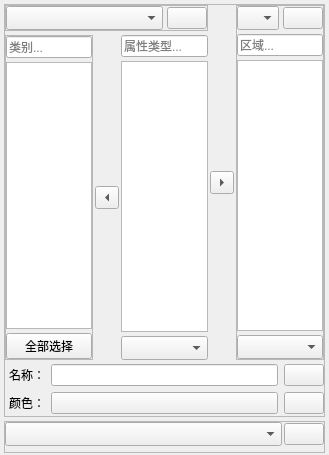
Before: the Qt Designer form miniSlicer/Slicer/Modules/Loadable/Terminologies/Widgets/Resources/UI/qSlicerTerminologyNavigatorWidget.ui in jiaqiwang969/Slicer, drawn with Qt 5.
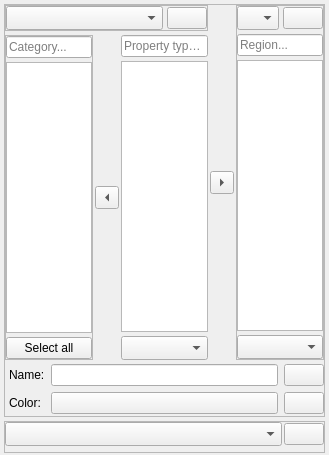
After: the same form once the commit is applied. Icons and pictures are not drawn. Custom widgets are drawn as their Qt base class.

```diff
--- a/miniSlicer/Slicer/Modules/Loadable/Terminologies/Widgets/Resources/UI/qSlicerTerminologyNavigatorWidget.ui
+++ b/miniSlicer/Slicer/Modules/Loadable/Terminologies/Widgets/Resources/UI/qSlicerTerminologyNavigatorWidget.ui
@@ -145,7 +145,7 @@
          <item row="0" column="0">
           <widget class="QLabel" name="label_Name">
            <property name="text">
-            <string>名称：</string>
+            <string>Name:</string>
            </property>
           </widget>
          </item>
@@ -166,7 +166,7 @@
          <item row="1" column="0">
           <widget class="QLabel" name="label">
            <property name="text">
-            <string>颜色：</string>
+            <string>Color:</string>
            </property>
           </widget>
          </item>
@@ -218,7 +218,7 @@
          <item>
           <widget class="ctkSearchBox" name="SearchBox_Category">
            <property name="placeholderText">
-            <string>类别...</string>
+            <string>Category...</string>
            </property>
            <property name="showSearchIcon">
             <bool>true</bool>
@@ -251,13 +251,13 @@
            <attribute name="verticalHeaderVisible">
             <bool>false</bool>
            </attribute>
-           <column />
+           <column/>
           </widget>
          </item>
          <item>
           <widget class="QPushButton" name="pushButton_SelectAllCategories">
            <property name="text">
-            <string>全部选择</string>
+            <string>Select all</string>
            </property>
           </widget>
          </item>
@@ -370,7 +370,7 @@
          <item>
           <widget class="ctkSearchBox" name="SearchBox_Region">
            <property name="placeholderText">
-            <string>区域...</string>
+            <string>Region...</string>
            </property>
            <property name="showSearchIcon">
             <bool>true</bool>
@@ -422,7 +422,7 @@
       <item row="1" column="2">
        <widget class="ctkSearchBox" name="SearchBox_Type">
         <property name="placeholderText">
-         <string>属性类型...</string>
+         <string>Property type...</string>
         </property>
         <property name="showSearchIcon">
          <bool>true</bool>
```
Left out of the diff: 33 changed lines with no effect on the pictures.
